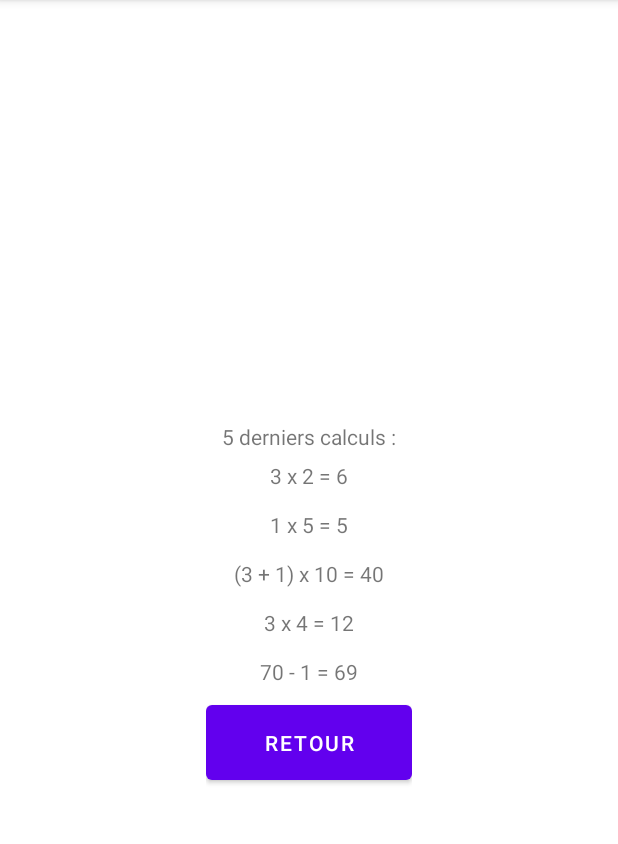
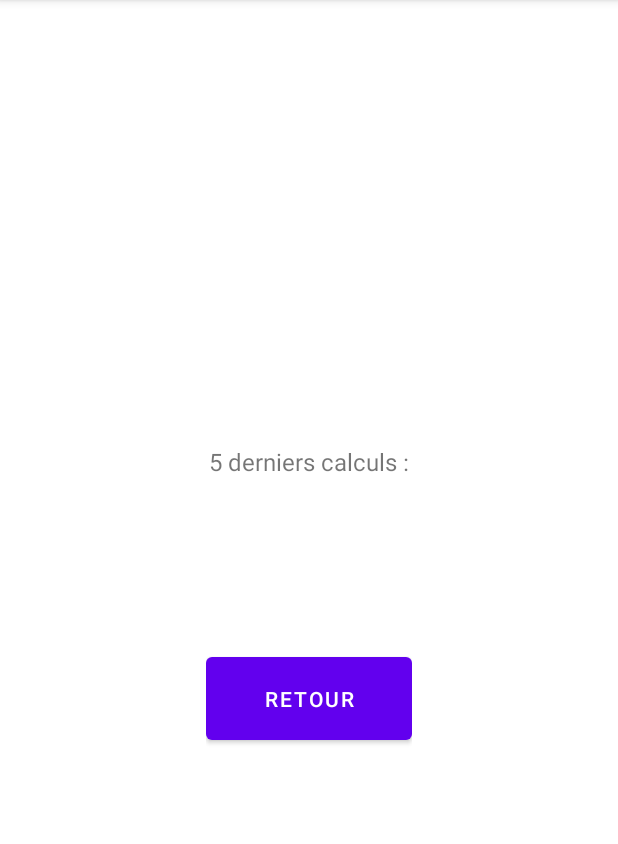
Before and after one commit to AugustinPredhomme/MentalCounting, an Android app: the DernierCalculActivity screen opened directly, with no data from a screen before it, on a phone screen of 412 x 824 dp, the part 84-928 px from its top. Run offline under Robolectric (Android 15) with nearby library versions, the phone set to English and light mode, and no system bars.

```diff
--- a/app/src/main/java/com/example/s4web/DernierCalculActivity.java
+++ b/app/src/main/java/com/example/s4web/DernierCalculActivity.java
@@ -2,12 +2,15 @@ package com.example.s4web;
 
 import androidx.appcompat.app.AppCompatActivity;
 
+import android.annotation.SuppressLint;
 import android.content.Intent;
 import android.os.Bundle;
 import android.widget.Button;
+import android.widget.TextView;
 
 public class DernierCalculActivity extends AppCompatActivity {
 
+    @SuppressLint("SetTextI18n")
     @Override
     protected void onCreate(Bundle savedInstanceState) {
         super.onCreate(savedInstanceState);
@@ -15,10 +18,28 @@ public class DernierCalculActivity extends AppCompatActivity {
 
         Button boutonRetour = findViewById(R.id.bouton_retour);
         boutonRetour.setOnClickListener(view -> lancerMainActivity());
+
+        TextView derniersCalculs = findViewById(R.id.derniersCalculs);
+        Intent intent = getIntent();
+
+        if(intent.getStringExtra("Symbole")!=null){
+            derniersCalculs.setText(intent
+                    .getDoubleExtra("PremierElement", 0)
+                    + " " +
+                    intent.getStringExtra("Symbole")
+                    + " " +
+                    intent.getDoubleExtra("DeuxiemeElement", 0)
+                    + " = " +
+                    intent.getDoubleExtra("Résultat",0)
+            );
+        }else{
+            derniersCalculs.setText("");
+        }
     }
 
     private void lancerMainActivity() {
         Intent intent = new Intent(this,MainActivity.class);
         startActivity(intent);
     }
+
 }
--- a/app/src/main/java/com/example/s4web/GenerationDifficultéCalculActivity.java
+++ b/app/src/main/java/com/example/s4web/GenerationDifficultéCalculActivity.java
@@ -94,6 +94,8 @@ public class GenerationDifficultéCalculActivity {
         return affichageCalcul;
     }
 
+    public String getOperateur(){ return String.valueOf(operateur);}
+
     public double getResultat() {
         return resultat;
     }
--- /dev/null
+++ b/app/src/main/java/com/example/s4web/entity/BaseEntity.java
@@ -0,0 +1,5 @@
+package com.example.s4web.entity;
+
+public class BaseEntity {
+    public long id;
+}
--- a/app/src/main/res/layout/activity_calcul.xml
+++ b/app/src/main/res/layout/activity_calcul.xml
@@ -52,14 +52,12 @@
             android:layout_height="wrap_content"
             android:layout_weight="0.5"
             android:autoText="false"
-            android:backgroundTint="@color/teal_700"
-            android:drawableTint="@color/teal_200"
             android:gravity="center_horizontal|center_vertical"
             android:maxHeight="75dp"
             android:minHeight="75dp"
             android:shadowColor="#201E1E"
             android:textAlignment="gravity"
-            android:textSize="34sp" />
+            android:textSize="80sp" />
 
         <TextView
             android:id="@+id/msg_txt"
@@ -67,7 +65,7 @@
             android:layout_height="wrap_content"
             android:layout_weight="0.5"
             android:gravity="center"
-            android:textSize="34sp" />
+            android:textSize="60sp" />
 
         <LinearLayout
             android:layout_width="match_parent"
--- a/app/src/main/res/layout/activity_dernier_calcul.xml
+++ b/app/src/main/res/layout/activity_dernier_calcul.xml
@@ -39,46 +39,22 @@
                 android:orientation="vertical">
 
                 <TextView
+                    android:id="@+id/annonceDerniersCalculs"
                     android:layout_width="match_parent"
                     android:layout_height="wrap_content"
                     android:layout_weight="3"
-                    android:gravity="bottom|center"
-                    android:text="@string/derniers_calculs_effectues_texte" />
+                    android:gravity="center"
+                    android:text="@string/annonce_Derniers_Calculs"
+                    android:textSize="16sp" />
 
                 <TextView
+                    android:id="@+id/derniersCalculs"
                     android:layout_width="match_parent"
                     android:layout_height="wrap_content"
-                    android:layout_weight="1"
-                    android:gravity="center"
-                    android:text="@string/derniers_calculs_effectues_1" />
-
-                <TextView
-                    android:layout_width="match_parent"
-                    android:layout_height="wrap_content"
-                    android:layout_weight="1"
-                    android:gravity="center"
-                    android:text="@string/derniers_calculs_effectues_2" />
-
-                <TextView
-                    android:layout_width="match_parent"
-                    android:layout_height="wrap_content"
-                    android:layout_weight="1"
-                    android:gravity="center"
-                    android:text="@string/derniers_calculs_effectues_3" />
-
-                <TextView
-                    android:layout_width="match_parent"
-                    android:layout_height="wrap_content"
-                    android:layout_weight="1"
-                    android:gravity="center"
-                    android:text="@string/derniers_calculs_effectues_4" />
-
-                <TextView
-                    android:layout_width="match_parent"
-                    android:layout_height="wrap_content"
-                    android:layout_weight="1"
-                    android:gravity="center"
-                    android:text="@string/derniers_calculs_effectues_5" />
+                    android:layout_weight="3"
+                    android:gravity="center|top"
+                    android:text="3 * 2 = 6"
+                    android:textSize="20sp" />
 
                 <Button
                     android:id="@+id/bouton_retour"
--- a/app/src/main/res/menu/toolbar.xml
+++ b/app/src/main/res/menu/toolbar.xml
@@ -3,9 +3,11 @@
     xmlns:android="http://schemas.android.com/apk/res/android">
 
     <item
+        android:id="@+id/bouton_calculer"
         android:title="@string/bouton_Calculer"
         app:showAsAction="always" />
     <item
+        android:id="@+id/bouton_effacer"
         android:title="@string/bouton_clear"
         app:showAsAction="withText" />
 </menu>
--- a/app/src/main/res/values/colors.xml
+++ b/app/src/main/res/values/colors.xml
@@ -7,6 +7,6 @@
     <color name="teal_700">#FF018786</color>
     <color name="black">#FF000000</color>
     <color name="white">#FFFFFFFF</color>
-    <color name="succes"></color>
-    <color name="echec"></color>
+    <color name="succes">#4CAF50</color>
+    <color name="echec">#F44336</color>
 </resources>
--- a/app/src/main/res/values/strings.xml
+++ b/app/src/main/res/values/strings.xml
@@ -32,11 +32,7 @@
     <string name="succes">Correct</string>
     <string name="echec">Faux</string>
 
-    <string name="derniers_calculs_effectues_texte">5 derniers calculs :</string>
+    <string name="annonce_Derniers_Calculs">5 derniers calculs :</string>
 
-    <string name="derniers_calculs_effectues_1" translatable="false">3 x 2 = 6</string>
-    <string name="derniers_calculs_effectues_2" translatable="false">1 x 5 = 5</string>
-    <string name="derniers_calculs_effectues_3" translatable="false">(3 + 1) x 10 = 40</string>
-    <string name="derniers_calculs_effectues_4" translatable="false">3 x 4 = 12</string>
-    <string name="derniers_calculs_effectues_5" translatable="false">70 - 1 = 69</string>
+    <string name="derniersCalculs" translatable="false">TextView textViewCalcul = findViewById(R.id.lastCompute_textViewCalcul);</string>
 </resources>
```
Also changed, not shown: app/src/main/java/com/example/s4web/CalculActivity.java (+61 -11 lines), app/src/main/java/com/example/s4web/database/BaseDao.java (added, +95 -0 lines), app/src/main/java/com/example/s4web/database/CalculBaseHelper.java (added, +26 -0 lines), app/src/main/java/com/example/s4web/database/CalculDB.java (added, +47 -0 lines), app/src/main/java/com/example/s4web/database/CalculHelper.java (added, +15 -0 lines), app/src/main/java/com/example/s4web/database/DataBaseHelper.java (added, +37 -0 lines), app/src/main/java/com/example/s4web/entity/Calcul.java (added, +40 -0 lines), 1 other file.
